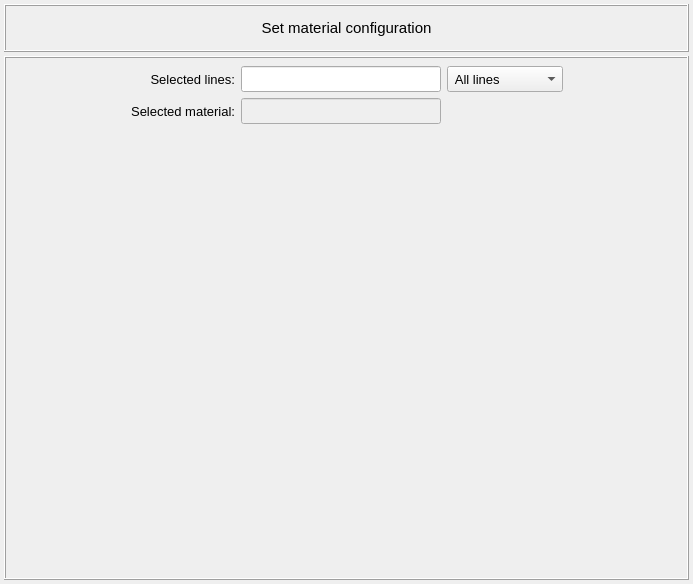
Before: the Qt Designer form pulse/interface/data/ui_files/model/setup/material/set_material.ui in open-pulse/OpenPulse, drawn with Qt 5.
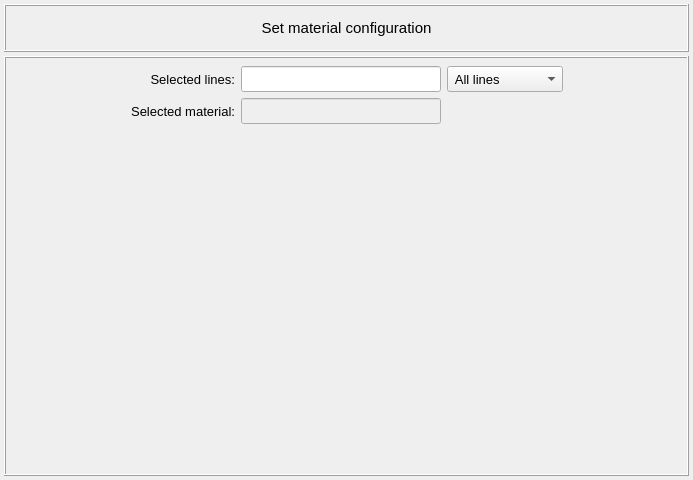
After: the same form once the commit is applied.

What changed in the file:
```diff
--- a/pulse/interface/data/ui_files/model/setup/material/set_material.ui
+++ b/pulse/interface/data/ui_files/model/setup/material/set_material.ui
@@ -7,7 +7,7 @@
     <x>0</x>
     <y>0</y>
     <width>693</width>
-    <height>584</height>
+    <height>480</height>
    </rect>
   </property>
   <property name="minimumSize">
@@ -79,7 +79,7 @@
            <x>0</x>
            <y>0</y>
            <width>677</width>
-           <height>444</height>
+           <height>340</height>
           </rect>
          </property>
         </widget>
```
